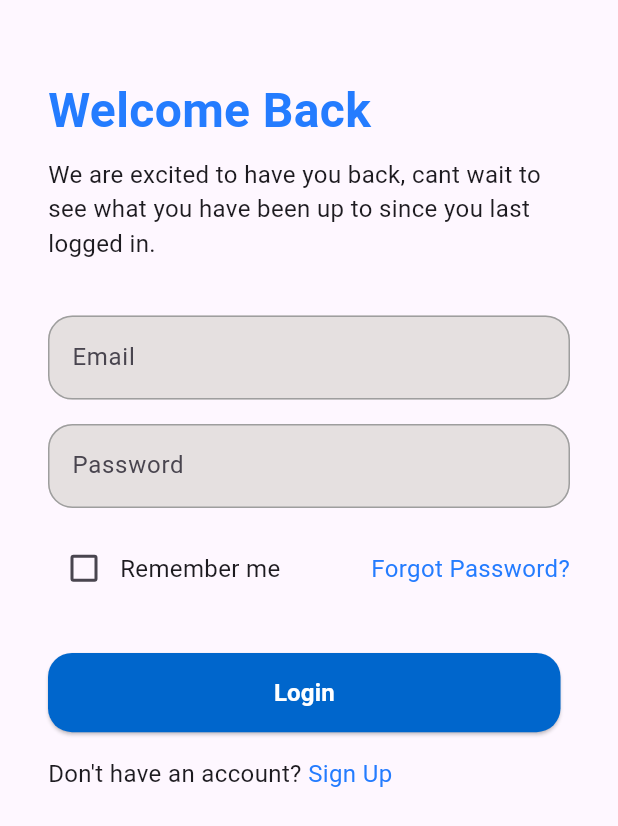
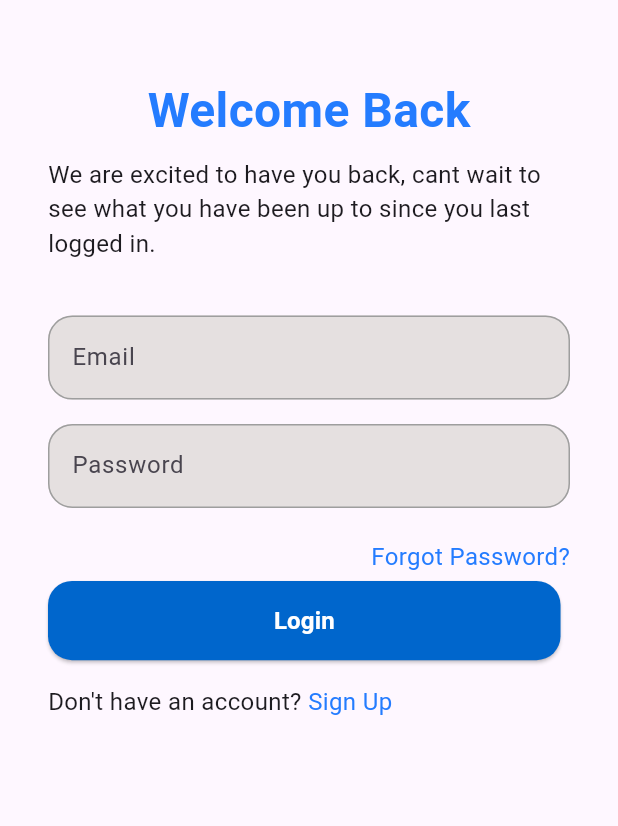
Before and after one commit to mohammed-shaneaf/medical_app, a Flutter app: the SignUpView screen opened by its route, after a tap on an icon or button, on a phone screen of 412 x 824 dp. Shown: the top 826 px of the screen. Run offline on Flutter 3.47's test engine with Material 3 defaults, Android fonts, the phone set to English and light mode, and no system bars; our stand-ins replace dio, flutter_bloc, flutter_screenutil, freezed_annotation, get_it, pretty_dio_logger and 1 more; missing offline and left inert: flutter_intl_phone_field; generated files the repository leaves out were written again.

Commit message:
refactor(auth): clean up SignInViewBody to follow clean code principles

```diff
--- a/lib/features/auth/presentation/logic/manager/login_cubit/login_cubit.dart
+++ b/lib/features/auth/presentation/logic/manager/login_cubit/login_cubit.dart
@@ -1,3 +1,4 @@
+import 'package:flutter/widgets.dart';
 import 'package:flutter_bloc/flutter_bloc.dart';
 import 'package:medical_project/core/networking/api_results.dart';
 import 'package:medical_project/features/auth/data/models/login_request_body.dart';
@@ -9,6 +10,10 @@ class LoginCubit extends Cubit<LoginState> {
   final LoginRepo _loginRepo;
 
   LoginCubit(this._loginRepo) : super(const LoginState.initial());
+
+  TextEditingController emailController = TextEditingController();
+  TextEditingController passwordController = TextEditingController();
+  final formKey = GlobalKey<FormState>();
 
   void emitLoginState(LoginRequestBody loginRequestBody) async {
     emit(const LoginState.loading());
--- /dev/null
+++ b/lib/features/auth/presentation/views/widgets/dont_have_account_widget.dart
@@ -0,0 +1,32 @@
+import 'package:flutter/material.dart';
+import 'package:medical_project/core/routing/router_name.dart';
+import 'package:medical_project/core/theme/app_colors.dart';
+import 'package:medical_project/core/theme/app_styles.dart';
+
+class DontHaveAccountWidget extends StatelessWidget {
+  const DontHaveAccountWidget({super.key});
+
+  @override
+  Widget build(BuildContext context) {
+    return GestureDetector(
+      onTap: () {
+        Navigator.pushNamed(context, RouterName.signup);
+      },
+
+      child: Text.rich(
+        TextSpan(
+          text: 'Don\'t have an account? ',
+          style: AppStyles.f16normal,
+          children: [
+            TextSpan(
+              text: 'Sign Up',
+              style: AppStyles.f16normal.copyWith(
+                color: AppColors.primaryColor,
+              ),
+            ),
+          ],
+        ),
+      ),
+    );
+  }
+}
--- /dev/null
+++ b/lib/features/auth/presentation/views/widgets/email_and_password_widget.dart
@@ -0,0 +1,20 @@
+import 'package:flutter/material.dart';
+import 'package:flutter_screenutil/flutter_screenutil.dart';
+import 'package:medical_project/common/widgets/custom_text_form_field.dart';
+
+class EmailAndPasswordWidget extends StatelessWidget {
+  const EmailAndPasswordWidget({super.key});
+
+  @override
+  Widget build(BuildContext context) {
+    return Column(
+      children: [
+        36.verticalSpace,
+        CustomTextFormField(hintText: 'Email', obscureText: false),
+        16.verticalSpace,
+        CustomTextFormField(hintText: 'Password', obscureText: true),
+        16.verticalSpace,
+      ],
+    );
+  }
+}
--- /dev/null
+++ b/lib/features/auth/presentation/views/widgets/password_widget.dart
@@ -0,0 +1,29 @@
+import 'package:flutter/material.dart';
+import 'package:flutter_screenutil/flutter_screenutil.dart';
+import 'package:medical_project/core/routing/router_name.dart';
+import 'package:medical_project/core/theme/app_colors.dart';
+import 'package:medical_project/core/theme/app_styles.dart';
+
+class ForgotPasswordWidget extends StatelessWidget {
+  const ForgotPasswordWidget({super.key});
+
+  @override
+  Widget build(BuildContext context) {
+    return Row(
+      mainAxisAlignment: MainAxisAlignment.end,
+      children: [
+        6.horizontalSpace,
+        GestureDetector(
+          onTap: () {
+            Navigator.pushNamed(context, RouterName.forgotPassword);
+          },
+          child: Text(
+            'Forgot Password?',
+            style: AppStyles.f16normal.copyWith(color: AppColors.primaryColor),
+          ),
+        ),
+        32.verticalSpace,
+      ],
+    );
+  }
+}
--- a/lib/features/auth/presentation/views/widgets/sign_in_view_body.dart
+++ b/lib/features/auth/presentation/views/widgets/sign_in_view_body.dart
@@ -1,84 +1,30 @@
 import 'package:flutter/material.dart';
 import 'package:flutter_screenutil/flutter_screenutil.dart';
-import 'package:medical_project/common/widgets/custom_text_form_field.dart';
-import 'package:medical_project/core/routing/router_name.dart';
-import 'package:medical_project/core/theme/app_colors.dart';
-import 'package:medical_project/core/theme/app_styles.dart';
 import 'package:medical_project/core/utils/custom_button.dart';
+import 'package:medical_project/features/auth/presentation/views/widgets/dont_have_account_widget.dart';
+import 'package:medical_project/features/auth/presentation/views/widgets/email_and_password_widget.dart';
+import 'package:medical_project/features/auth/presentation/views/widgets/password_widget.dart';
+import 'package:medical_project/features/auth/presentation/views/widgets/welcome_widget.dart';
 
 class SignInViewBody extends StatelessWidget {
   const SignInViewBody({super.key});
 
   @override
   Widget build(BuildContext context) {
-    return Padding(
+    return SingleChildScrollView(
+      child: Padding(
         padding: const EdgeInsets.symmetric(horizontal: 32),
         child: Column(
           crossAxisAlignment: CrossAxisAlignment.start,
           children: [
-          50.verticalSpace,
-          Text(
-            'Welcome Back',
-            style: AppStyles.f32bold.copyWith(color: AppColors.primaryColor),
-          ),
-          8.verticalSpace,
-          Text(
-            'We are excited to have you back, cant wait to see what you have been up to since you last logged in.',
-            style: AppStyles.f16normal,
-          ),
-          36.verticalSpace,
-          CustomTextFormField(hintText: 'Email', obscureText: false),
+            WelcomeWidget(),
+            EmailAndPasswordWidget(),
+            ForgotPasswordWidget(),
+            CustomButton(text: 'Login', onPressed: () {}),
             16.verticalSpace,
-          CustomTextFormField(hintText: 'Password', obscureText: true),
-          16.verticalSpace,
-          Row(
-            // mainAxisAlignment: MainAxisAlignment.start,
-            children: [
-              Checkbox(value: false, onChanged: (value) {}),
-              Text('Remember me', style: AppStyles.f16normal),
-
-              const Spacer(),
-              GestureDetector(
-                onTap: () {
-                  Navigator.pushNamed(context, RouterName.forgotPassword);
-                },
-                child: Text(
-                  'Forgot Password?',
-                  style: AppStyles.f16normal.copyWith(
-                    color: AppColors.primaryColor,
-                  ),
-                ),
-              ),
+            DontHaveAccountWidget(),
           ],
         ),
-          32.verticalSpace,
-          CustomButton(text: 'Login', onPressed: () {}),
-          16.verticalSpace,
-          2.horizontalSpace,
-          GestureDetector(
-            onTap: () {},
-            child: GestureDetector(
-              onTap: () {
-                Navigator.pushNamed(context, RouterName.signup);
-              },
-
-              child: Text.rich(
-                TextSpan(
-                  text: 'Don\'t have an account? ',
-                  style: AppStyles.f16normal,
-                  children: [
-                    TextSpan(
-                      text: 'Sign Up',
-                      style: AppStyles.f16normal.copyWith(
-                        color: AppColors.primaryColor,
-                      ),
-                    ),
-                  ],
-                ),
-              ),
-            ),
-          ),
-        ],
       ),
     );
   }
--- /dev/null
+++ b/lib/features/auth/presentation/views/widgets/welcome_widget.dart
@@ -0,0 +1,26 @@
+import 'package:flutter/material.dart';
+import 'package:flutter_screenutil/flutter_screenutil.dart';
+import 'package:medical_project/core/theme/app_colors.dart';
+import 'package:medical_project/core/theme/app_styles.dart';
+
+class WelcomeWidget extends StatelessWidget {
+  const WelcomeWidget({super.key});
+
+  @override
+  Widget build(BuildContext context) {
+    return Column(
+      children: [
+        50.verticalSpace,
+        Text(
+          'Welcome Back',
+          style: AppStyles.f32bold.copyWith(color: AppColors.primaryColor),
+        ),
+        8.verticalSpace,
+        Text(
+          'We are excited to have you back, cant wait to see what you have been up to since you last logged in.',
+          style: AppStyles.f16normal,
+        ),
+      ],
+    );
+  }
+}
```
Lines whose indentation alone changed are shown as unchanged.
